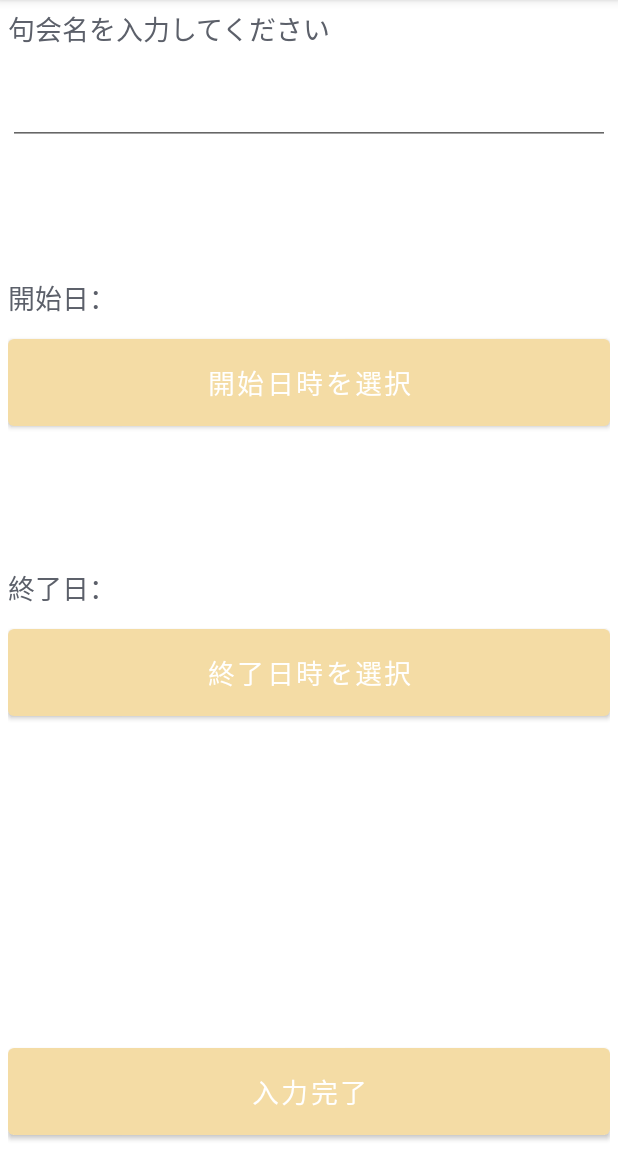
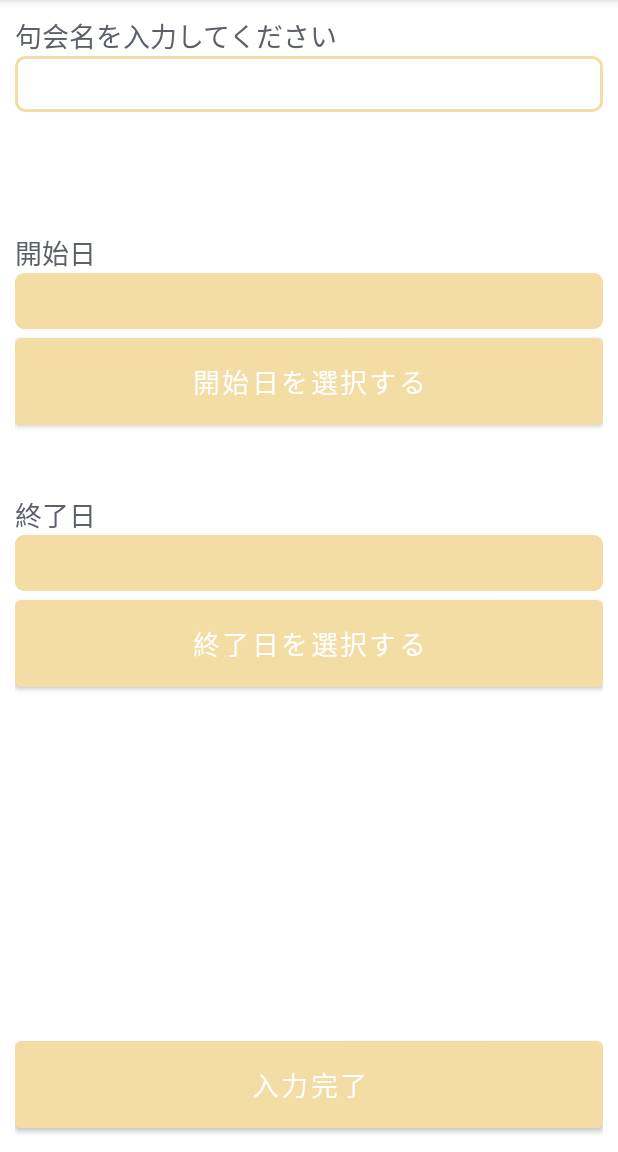
Before and after one commit to AsazuTaiga/Kuawase, an Android app: the fragment KukaiInputFragment placed in its activity, on a phone screen of 412 x 824 dp, the part 84-1236 px from its top. Run offline under Robolectric (Android 15) with nearby library versions, the phone set to English and light mode, and no system bars.

Commit message:
Modify some appearance.

```diff
--- a/presentation/src/main/java/com/kuawase/kuawase/screen/haikulist/HaikuListAdapter.java
+++ b/presentation/src/main/java/com/kuawase/kuawase/screen/haikulist/HaikuListAdapter.java
@@ -5,7 +5,7 @@ import android.view.LayoutInflater;
 import android.view.View;
 import android.view.ViewGroup;
 import android.widget.ArrayAdapter;
-import android.widget.ImageButton;
+import android.widget.ImageView;
 import android.widget.TextView;
 
 import androidx.annotation.NonNull;
@@ -53,8 +53,8 @@ public class HaikuListAdapter extends ArrayAdapter<HaikuInfo> {
         TextView numberText = convertView.findViewById(R.id.number_text);
         TextView haikuText = convertView.findViewById(R.id.haiku_text);
         TextView pointText = convertView.findViewById(R.id.point_text);
-        ImageButton upButton = convertView.findViewById(R.id.up_button);
-        ImageButton downButton = convertView.findViewById(R.id.down_button);
+        ImageView upButton = convertView.findViewById(R.id.up_button);
+        ImageView downButton = convertView.findViewById(R.id.down_button);
 
         HaikuInfo haikuInfo = haikuInfos.get(position);
 
--- /dev/null
+++ b/presentation/src/main/res/drawable/bad_selector.xml
@@ -0,0 +1,5 @@
+<?xml version="1.0" encoding="utf-8"?>
+<selector xmlns:android="http://schemas.android.com/apk/res/android" android:exitFadeDuration="@android:integer/config_mediumAnimTime">
+    <item android:drawable="@drawable/bad" android:state_pressed="true" />
+    <item android:drawable="@drawable/bad_n" />
+</selector>
--- /dev/null
+++ b/presentation/src/main/res/drawable/good_selector.xml
@@ -0,0 +1,6 @@
+<?xml version="1.0" encoding="utf-8"?>
+<selector xmlns:android="http://schemas.android.com/apk/res/android" android:exitFadeDuration="@android:integer/config_mediumAnimTime">
+    >
+    <item android:drawable="@drawable/good" android:state_pressed="true" />
+    <item android:drawable="@drawable/good_n" />
+</selector>
--- /dev/null
+++ b/presentation/src/main/res/drawable/number_circle.xml
@@ -0,0 +1,5 @@
+<?xml version="1.0" encoding="utf-8"?>
+<shape xmlns:android="http://schemas.android.com/apk/res/android"
+    android:shape="oval">
+    <solid android:color="@color/colorAccent" />
+</shape>
--- /dev/null
+++ b/presentation/src/main/res/drawable/text_back.xml
@@ -0,0 +1,10 @@
+<?xml version="1.0" encoding="utf-8"?>
+<shape xmlns:android="http://schemas.android.com/apk/res/android">
+    <solid android:color="@color/colorPrimary" />
+    <corners android:radius="6dp" />
+    <padding
+        android:bottom="4dp"
+        android:left="4dp"
+        android:right="4dp"
+        android:top="4dp" />
+</shape>
--- /dev/null
+++ b/presentation/src/main/res/drawable/text_box.xml
@@ -0,0 +1,14 @@
+<?xml version="1.0" encoding="utf-8"?>
+<shape xmlns:android="http://schemas.android.com/apk/res/android"
+    android:shape="rectangle">
+    <solid android:color="@android:color/transparent" />
+    <corners android:radius="6dp" />
+    <padding
+        android:bottom="4dp"
+        android:left="4dp"
+        android:right="4dp"
+        android:top="4dp" />
+    <stroke
+        android:width="2dp"
+        android:color="@color/colorPrimary" />
+</shape>
--- a/presentation/src/main/res/layout/kukai_input_fragment.xml
+++ b/presentation/src/main/res/layout/kukai_input_fragment.xml
@@ -17,75 +17,66 @@
     <EditText
         android:id="@+id/kukai_name_edit"
         android:layout_width="match_parent"
-        android:layout_below="@id/kukai_name_hint"
         android:layout_height="wrap_content"
         android:inputType="text"
-        android:textSize="32sp"
+        android:layout_below="@id/kukai_name_hint"
+        android:background="@drawable/text_box"
+        android:textSize="@dimen/font_size_big"
         tools:ignore="Autofill" />
 
-    <LinearLayout
-        android:id="@+id/start_date"
-        android:layout_width="match_parent"
+    <TextView
+        android:id="@+id/start_date_hint"
+        android:layout_width="wrap_content"
         android:layout_height="wrap_content"
         android:layout_below="@id/kukai_name_edit"
         android:layout_marginTop="80dp"
-        android:gravity="center_vertical"
-        android:orientation="horizontal">
-
-        <TextView
-            android:layout_width="wrap_content"
-            android:layout_height="wrap_content"
         android:text="@string/start_date_caption" />
 
     <TextView
         android:id="@+id/start_date_text"
-            android:layout_width="wrap_content"
+        android:layout_width="match_parent"
         android:layout_height="wrap_content"
-            android:textSize="32sp" />
-
-    </LinearLayout>
+        android:layout_below="@id/start_date_hint"
+        android:background="@drawable/text_back"
+        android:singleLine="true"
+        android:textSize="@dimen/font_size_big" />
 
     <Button
         android:id="@+id/start_date_button"
         android:layout_width="match_parent"
+        android:layout_below="@id/start_date_text"
         android:layout_height="@dimen/button_height"
-        android:layout_below="@id/start_date"
         android:text="@string/choose_start_date" />
 
-    <LinearLayout
-        android:id="@+id/end_date"
-        android:layout_width="match_parent"
+    <TextView
+        android:id="@+id/end_date_hint"
+        android:layout_width="wrap_content"
         android:layout_height="wrap_content"
         android:layout_below="@id/start_date_button"
-        android:layout_marginTop="80dp"
-        android:gravity="center_vertical"
-        android:orientation="horizontal">
-
-        <TextView
-            android:layout_width="wrap_content"
-            android:layout_height="wrap_content"
+        android:layout_marginTop="40dp"
         android:text="@string/end_date_hint" />
 
     <TextView
         android:id="@+id/end_date_text"
-            android:layout_width="wrap_content"
+        android:layout_width="match_parent"
         android:layout_height="wrap_content"
-            android:textSize="32sp" />
-
-    </LinearLayout>
+        android:layout_below="@id/end_date_hint"
+        android:background="@drawable/text_back"
+        android:singleLine="true"
+        android:textSize="@dimen/font_size_big" />
 
     <Button
         android:id="@+id/end_date_button"
         android:layout_width="match_parent"
+        android:layout_below="@id/end_date_text"
         android:layout_height="@dimen/button_height"
-        android:layout_below="@id/end_date"
         android:text="@string/choose_end_date" />
 
     <Button
         android:id="@+id/finish_input_button"
         android:layout_width="match_parent"
+        android:layout_alignParentBottom="true"
         android:layout_height="@dimen/button_height"
-        android:layout_alignParentBottom="true"
         android:text="@string/finish_input" />
 
 </RelativeLayout>
--- a/presentation/src/main/res/layout/qr_show_fragment.xml
+++ b/presentation/src/main/res/layout/qr_show_fragment.xml
@@ -18,6 +18,7 @@
         android:layout_width="match_parent"
         android:layout_height="60dp"
         android:gravity="center"
+        android:textSize="@dimen/font_size_small"
         android:text="@string/qr_show_message" />
 
 </LinearLayout>
--- a/presentation/src/main/res/layout/result_fragment.xml
+++ b/presentation/src/main/res/layout/result_fragment.xml
@@ -15,8 +15,8 @@
         android:gravity="center"
         android:padding="@dimen/default_padding"
         android:text="@string/result_announcement"
-        android:textColor="@color/colorAccent"
-        android:textSize="30sp" />
+        android:textColor="@color/text_bright"
+        android:textSize="@dimen/font_size_big" />
 
     <ListView
         android:id="@+id/result_list"
--- a/presentation/src/main/res/values/colors.xml
+++ b/presentation/src/main/res/values/colors.xml
@@ -6,6 +6,7 @@
 
     <!--テキスト色-->
     <color name="text_default">#5C606A</color>
+    <color name="text_bright">#FFFFFF</color>
     <color name="text_alert">#DE7424</color>
     <color name="tool_bar_text">#FBFAF7</color>
 
--- a/presentation/src/main/res/values/dimens.xml
+++ b/presentation/src/main/res/values/dimens.xml
@@ -1,5 +1,10 @@
 <resources>
     <dimen name="fab_margin">16dp</dimen>
-    <dimen name="default_padding">5dp</dimen>
+    <dimen name="default_padding">10dp</dimen>
     <dimen name="button_height">70dp</dimen>
+
+    <!--フォントサイズ-->
+    <dimen name="font_size_small">14sp</dimen>
+    <dimen name="font_size_normal">18sp</dimen>
+    <dimen name="font_size_big">22sp</dimen>
 </resources>
--- a/presentation/src/main/res/values/strings.xml
+++ b/presentation/src/main/res/values/strings.xml
@@ -12,7 +12,7 @@
     <string name="pattern">^*;*$</string>
     <string name="show_result">結果を表示</string>
     <string name="scan">読み取る</string>
-    <string name="finish_scanning">読み取り完了！</string>
+    <string name="finish_scanning">投句終了</string>
     <string name="done_read">読み取りました</string>
     <string name="result_announcement">結果発表</string>
     <string name="exit">終了する</string>
@@ -20,10 +20,10 @@
     <string name="child_mode">子モード</string>
     <string name="incorrect_patter">不正なパターンです</string>
     <string name="reading">読み取り中…</string>
-    <string name="choose_start_date">開始日時を選択</string>
-    <string name="choose_end_date">終了日時を選択</string>
+    <string name="choose_start_date">開始日を選択する</string>
+    <string name="choose_end_date">終了日を選択する</string>
     <string name="finish_input">入力完了</string>
-    <string name="start_date_caption">開始日：</string>
-    <string name="end_date_hint">終了日：</string>
+    <string name="start_date_caption">開始日</string>
+    <string name="end_date_hint">終了日</string>
     <string name="qr_show_message">親機にQRコードを読み込ませてください。</string>
 </resources>
--- a/presentation/src/main/res/values/styles.xml
+++ b/presentation/src/main/res/values/styles.xml
@@ -6,7 +6,7 @@
         <item name="colorPrimary">@color/colorPrimary</item>
         <item name="colorPrimaryDark">@color/colorPrimaryDark</item>
         <item name="colorAccent">@color/colorAccent</item>
-        <item name="android:textSize">18sp</item>
+        <item name="android:textSize">@dimen/font_size_normal</item>
         <item name="android:textColor">@color/text_default</item>
     </style>
 
```
Also changed, not shown: presentation/src/main/res/layout/haiku_list_item.xml (+31 -15 lines), presentation/src/main/res/layout/haiku_submit_fragment.xml (+7 -2 lines), presentation/src/main/res/drawable/bad.png, presentation/src/main/res/drawable/bad_n.png (added), presentation/src/main/res/drawable/good.png, presentation/src/main/res/drawable/good_n.png (added). Lines whose indentation alone changed are shown as unchanged.
